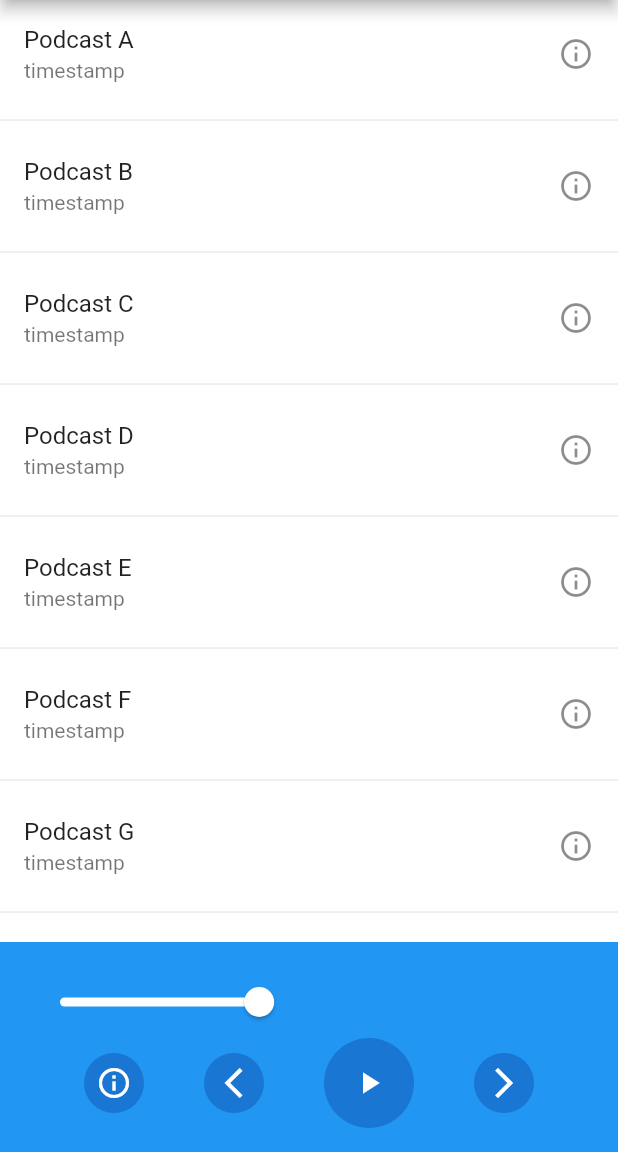
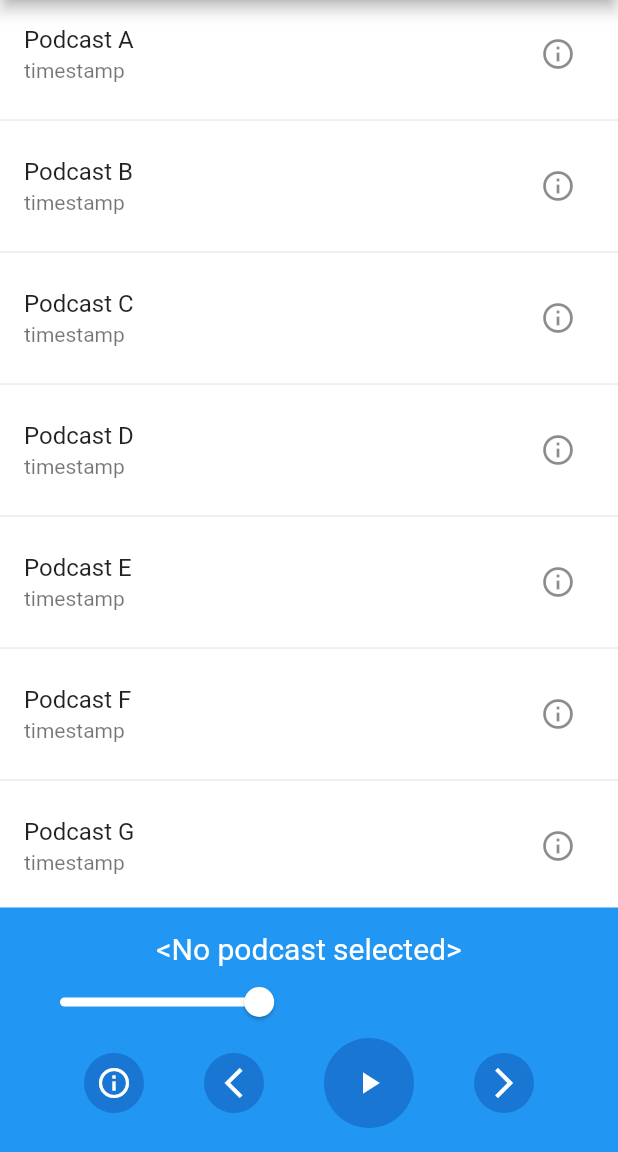
Before and after one commit to A98Rahman/FilmJunkApp, a Flutter app: the screen it shows after launch, on a phone screen of 412 x 824 dp, the part 84-1236 px from its top. Run offline on Flutter 3.47's test engine with Material 2 defaults, Android fonts, the phone set to English and light mode, and no system bars; our stand-ins replace fluttertoast.

Commit message:
Slight update to the first pass: - List items are clickable - Podcast list info buttons are clickable - Play/pause button toggles on click, sets podcast to "now playing"

```diff
--- a/filmjunk_app/lib/main.dart
+++ b/filmjunk_app/lib/main.dart
@@ -29,33 +29,50 @@ class PodcastFeed extends StatefulWidget {
 
 class _PodcastFeedState extends State<PodcastFeed> {
 
-  final List<String> entries = <String>['A', 'B', 'C','D','E','F','G','H'];
+  final List<String> entries = <String>['A', 'B', 'C', 'D', 'E', 'F', 'G', 'H'];
+  String _nowPlaying = '<No podcast selected>';
+  IconData playPauseIcon = Icons.play_arrow;
+  bool _isPlay = false;
   double _currentSeekValue = 40;
 
   Widget _buildFeed() {
     return Container(
       color: Colors.white,
       child: ListView.builder(
-        itemCount: entries.length*2,
+        itemCount: entries.length * 2,
         itemBuilder: (BuildContext context, int row) {
-          if (row.isOdd) return Divider();
-          else return _buildRow(entries[row~/2]);
+          if (row.isOdd)
+            return Divider();
+          else
+            return _buildRow(entries[row ~/ 2]);
         },
       ),
     );
   }
 
+  // Build and return the list item
   Widget _buildRow(String entry) {
-    return ListTile (
+    return ListTile(
       title: Text('Podcast $entry'),
       subtitle: Text('timestamp'),
-      trailing: Icon(
-          Icons.info_outline,
-        ),
-      );
+      trailing: new IconButton(
+        icon: new Icon(Icons.info_outline),
+        onPressed: () =>_showToast('Info'),
+      ),
+      onTap: () => _selectToPlay('$entry now playing'),
+    );
   } // _buildRow
 
-  void _showToast (String message) {
+  // Update the podcast playing
+  void _selectToPlay (String p) {
+    setState(() {
+      _nowPlaying = p;
+      _currentSeekValue = 0.0;
+    });
+  }
+
+  // Toast functionality
+  void _showToast(String message) {
     Fluttertoast.showToast(
       msg: message,
       toastLength: Toast.LENGTH_SHORT,
@@ -67,25 +84,47 @@ class _PodcastFeedState extends State<PodcastFeed> {
     );
   } // _showToast
 
+  // Toggle play/pause button
+  void _togglePlayPause() {
+    setState(() {
+      if (_isPlay == false) {
+        _isPlay = true;
+        _showToast('Now playing');
+        playPauseIcon = Icons.pause;
+      }
+      else {
+        _isPlay = false;
+        _showToast('Paused');
+        playPauseIcon = Icons.play_arrow;
+      }
+    });
+  }
+
   @override
   Widget build(BuildContext context) {
-
-    return Scaffold(
-        appBar: AppBar(
+    return Scaffold( // Feed page
+        appBar: AppBar( // App bar
           title: Text('Film Junk Feed'),
         ),
-        body: new Container (
+        body: new Container ( // Feed body
           child: Column(
               children: <Widget>[
-                Expanded (
+                Expanded( // The list containing the feed
                   child: _buildFeed(),
                 ),
-                Container(
+                Container( // The persistent player at the bottom of the page
                   padding: EdgeInsets.all(16.0),
                   color: Colors.blue,
-                  child: Column (
+                  child: Column(
                     children: [
-                      Slider(
+                      Text( // The title of the podcast being played
+                        _nowPlaying,
+                        style: TextStyle(
+                          color: Colors.white,
+                          fontSize: 20,
+                        ),
+                      ),
+                      Slider( // The seek bar for playback
                         value: _currentSeekValue,
                         activeColor: Colors.white,
                         min: 0,
@@ -96,38 +135,36 @@ class _PodcastFeedState extends State<PodcastFeed> {
                           });
                         },
                       ),
-                      Row (
+                      Row( // Button controls for the player
                         mainAxisAlignment: MainAxisAlignment.spaceEvenly,
                         children: [
-                          CircleAvatar(
+                          CircleAvatar( // Info button
                             radius: 20,
                             child: Center(child: IconButton(
                               icon: Icon(
                                 Icons.info_outline,
                                 color: Colors.white,
                               ),
-                              onPressed: ()=> _showToast("info"),
+                              onPressed: () => _showToast('Info'),
                             ),),
                           ),
-                          CircleAvatar(
+                          CircleAvatar( // Previous button
                             radius: 20,
                             child: Center(child: IconButton(
                                 icon: Icon(
                                   Icons.arrow_back_ios_outlined,
                                   color: Colors.white,
                                 ),
-                                onPressed: ()=> _showToast("previous")
+                                onPressed: () => _showToast("previous")
                             ),),
                           ),
-                          CircleAvatar(
+                          CircleAvatar( // Play/Pause button
                             radius: 30,
                             child: Center(child: IconButton(
                                 icon: Icon(
-                                  Icons.play_arrow,
-                                  color: Colors.white,
-                                ),
-                                onPressed: ()=> _showToast("play/pause")
-                            ),),
+                                  playPauseIcon),
+                                onPressed: () => _togglePlayPause())
+                            ),
                           ),
                           CircleAvatar(
                             radius: 20,
@@ -136,7 +173,7 @@ class _PodcastFeedState extends State<PodcastFeed> {
                                   Icons.arrow_forward_ios_outlined,
                                   color: Colors.white,
                                 ),
-                                onPressed: ()=> _showToast("next")
+                                onPressed: () => _showToast("next")
                             ),),
                           ),
                         ],
@@ -149,4 +186,5 @@ class _PodcastFeedState extends State<PodcastFeed> {
         )
     );
   }
+
 }
```
